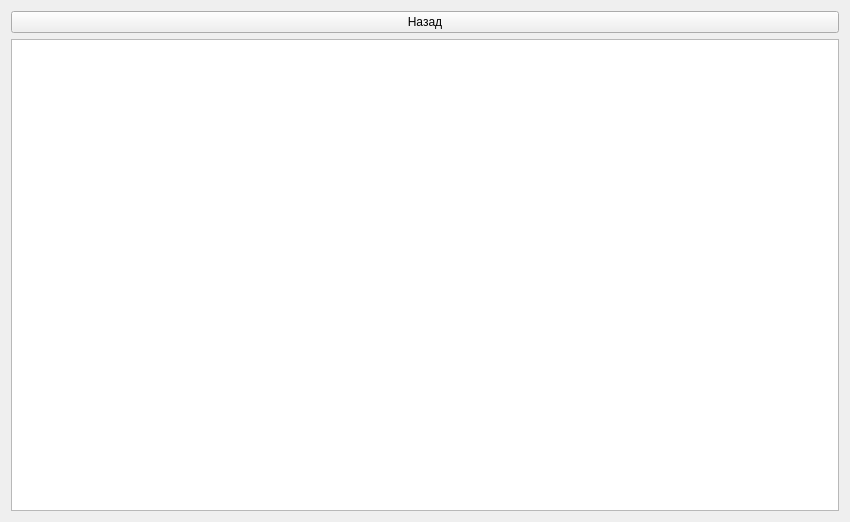
Qt form shoes-main/zakaz.ui (dcherep/shoes) before a commit.
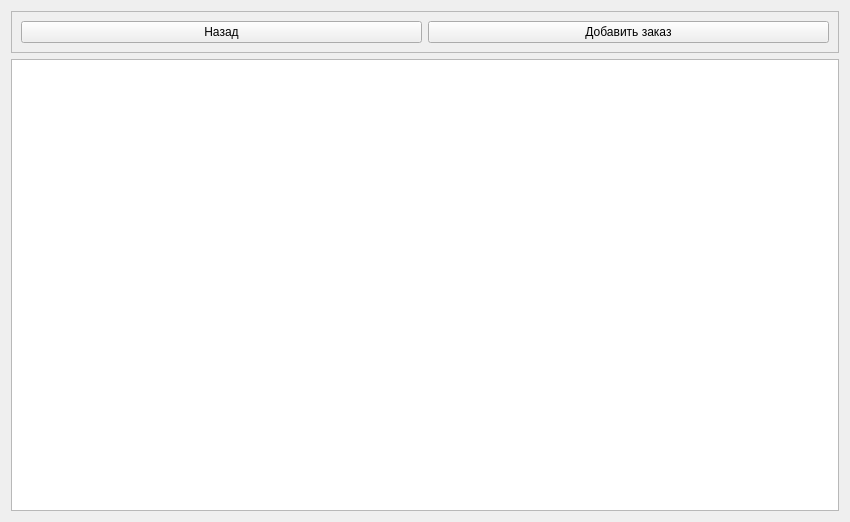
The same form after that commit.

Diff of the .ui file:
```diff
--- a/shoes-main/zakaz.ui
+++ b/shoes-main/zakaz.ui
@@ -15,10 +15,29 @@
   </property>
   <layout class="QVBoxLayout" name="verticalLayout">
    <item>
+    <widget class="QFrame" name="frame">
+     <property name="frameShape">
+      <enum>QFrame::Shape::StyledPanel</enum>
+     </property>
+     <property name="frameShadow">
+      <enum>QFrame::Shadow::Raised</enum>
+     </property>
+     <layout class="QHBoxLayout" name="horizontalLayout">
+      <item>
     <widget class="QPushButton" name="pushButton">
      <property name="text">
       <string>Назад</string>
      </property>
+       </widget>
+      </item>
+      <item>
+       <widget class="QPushButton" name="pushButton_2">
+        <property name="text">
+         <string>Добавить заказ</string>
+        </property>
+       </widget>
+      </item>
+     </layout>
     </widget>
    </item>
    <item>
```
Lines whose indentation alone changed are shown as unchanged.
